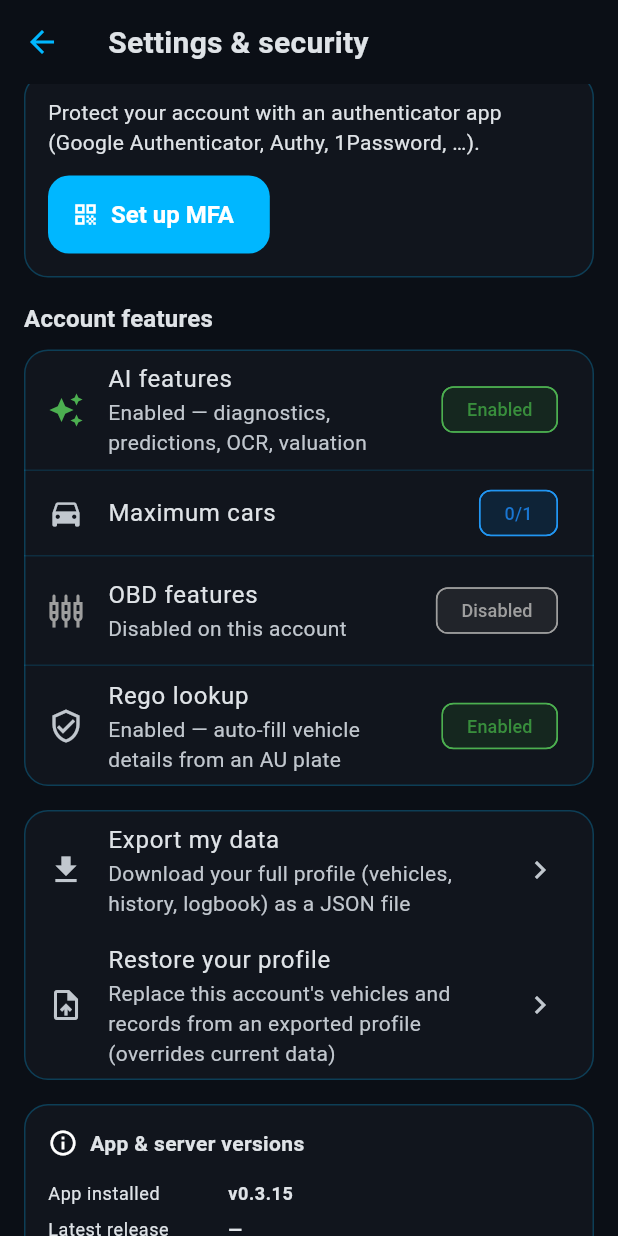
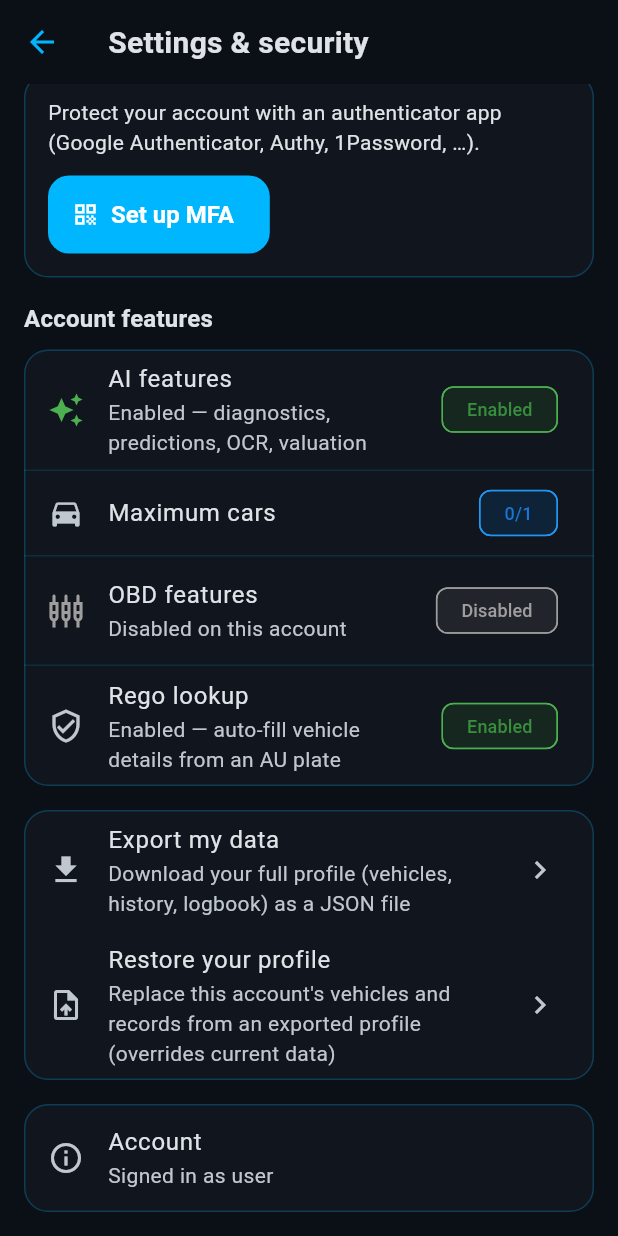
Before and after one commit to CannonFodder151/autobrain-mobile, a Flutter app: the SettingsScreen screen opened directly, scrolled down 143 dp, on a phone screen of 412 x 824 dp. Run offline on Flutter 3.47's test engine with Material 3 defaults, Android fonts, the phone set to English and light mode, and no system bars; our stand-ins replace file_picker, fl_chart, flutter_secure_storage, package_info_plus, share_plus, shared_preferences and 1 more; missing offline and left inert: dart:html, flutter_bluetooth_serial_plus; accounts and stored records are empty; network calls fail.

Commit message:
chore: sync frontend lineage + version to 0.3.16+44 from autobrain (auto)

```diff
--- a/lib/screens/settings/settings_screen.dart
+++ b/lib/screens/settings/settings_screen.dart
@@ -47,58 +47,6 @@ class _SettingsScreenState extends State<SettingsScreen> {
         side: BorderSide(color: Colors.blue, width: 1),
         labelStyle: TextStyle(color: Colors.blue.shade700, fontSize: 12),
       );
-
-  Widget _versionRow(String label, String value) => Padding(
-        padding: const EdgeInsets.symmetric(vertical: 4),
-        child: Row(
-          crossAxisAlignment: CrossAxisAlignment.start,
-          children: [
-            SizedBox(
-              width: 120,
-              child: Text(label,
-                  style: Theme.of(context).textTheme.bodySmall),
-            ),
-            Expanded(
-              child: Text(value,
-                  style: Theme.of(context)
-                      .textTheme
-                      .bodySmall
-                      ?.copyWith(fontWeight: FontWeight.w600)),
-            ),
-          ],
-        ),
-      );
-
-  Widget _versionStatus() {
-    final auth = context.watch<AuthState>();
-    final latest = auth.latestVersion;
-    final String text;
-    final IconData icon;
-    final Color color;
-    if (latest == null) {
-      text = "Can't check for updates right now";
-      icon = Icons.cloud_off;
-      color = Colors.grey;
-    } else if (auth.updateAvailable) {
-      text = 'Update available: v$latest';
-      icon = Icons.system_update_alt;
-      color = Colors.orange;
-    } else {
-      text = 'Up to date (v$latest)';
-      icon = Icons.check_circle;
-      color = Colors.green;
-    }
-    return Row(
-      children: [
-        Icon(icon, size: 14, color: color),
-        const SizedBox(width: 8),
-        Expanded(
-          child: Text(text,
-              style: TextStyle(color: color, fontSize: 13)),
-        ),
-      ],
-    );
-  }
 
   @override
   void initState() {
@@ -223,7 +171,7 @@ class _SettingsScreenState extends State<SettingsScreen> {
 
   @override
   Widget build(BuildContext context) {
-    final auth = context.watch<AuthState>();
+    final auth = context.read<AuthState>();
     return Scaffold(
       appBar: AppBar(title: const Text('Settings & security')),
       body: ListView(
@@ -406,47 +354,6 @@ class _SettingsScreenState extends State<SettingsScreen> {
           ),
           const SizedBox(height: 16),
           Card(
-            child: Padding(
-              padding: const EdgeInsets.all(16),
-              child: Column(
-                crossAxisAlignment: CrossAxisAlignment.start,
-                children: [
-                  const Row(
-                    children: [
-                      Icon(Icons.info_outline, size: 20),
-                      SizedBox(width: 8),
-                      Text('App & server versions',
-                          style: TextStyle(fontWeight: FontWeight.w700)),
-                    ],
-                  ),
-                  const SizedBox(height: 12),
-                  _versionRow('App installed',
-                      auth.installedVersion != null ? 'v${auth.installedVersion}' : '—'),
-                  _versionRow(
-                      'Latest release',
-                      auth.latestVersion != null
-                          ? 'v${auth.latestVersion}'
-                          : '—'),
-                  _versionRow('Server',
-                      auth.serverVersion != null ? 'v${auth.serverVersion}' : '—'),
-                  const SizedBox(height: 8),
-                  _versionStatus(),
-                  if (auth.releaseSource == 'server') ...[
-                    const SizedBox(height: 4),
-                    Text(
-                      'Release from this server (GitHub unreachable)',
-                      style: Theme.of(context)
-                          .textTheme
-                          .bodySmall
-                          ?.copyWith(color: Colors.grey),
-                    ),
-                  ],
-                ],
-              ),
-            ),
-          ),
-          const SizedBox(height: 16),
-          Card(
             child: ListTile(
               leading: const Icon(Icons.info_outline),
               title: const Text('Account'),
--- a/pubspec.yaml
+++ b/pubspec.yaml
@@ -1,7 +1,7 @@
 name: autobrain
 description: AI-powered car enthusiast companion.
 publish_to: 'none'
-version: 0.3.15+43
+version: 0.3.16+44
 
 environment:
   sdk: '>=3.3.0 <4.0.0'
```
Also changed, not shown: 1 other file.
